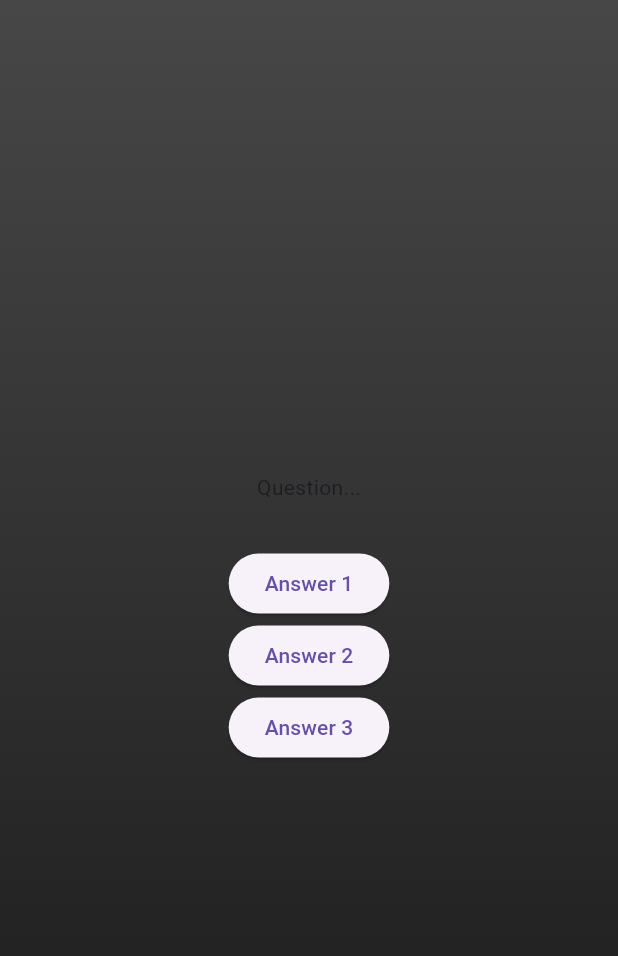
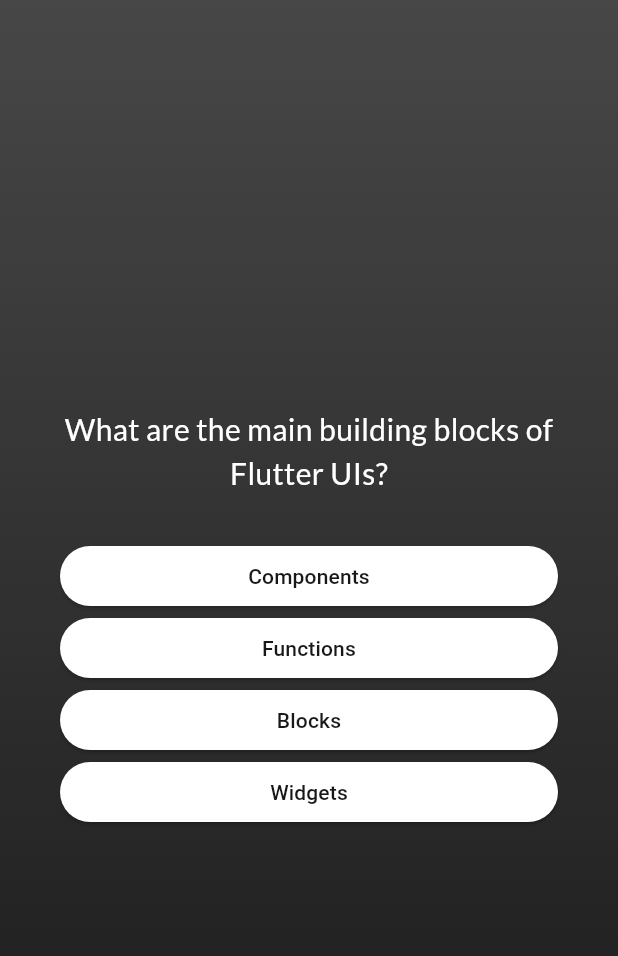
Before and after one commit to carlsantos-mkii/quiz-app, a Flutter app: the screen it shows after launch, after a tap on "Start Quiz", on a phone screen of 412 x 824 dp. Shown: the top 956 px of the screen. Run offline on Flutter 3.47's test engine with Material 3 defaults, Android fonts, the phone set to English and light mode, and no system bars; our stand-ins replace google_fonts.

Commit message:
updated the formatting, move to next question after answering the question, added Google Fonts package

```diff
--- /dev/null
+++ b/lib/answer_button.dart
@@ -0,0 +1,26 @@
+import 'package:flutter/material.dart';
+
+class AnswerButton extends StatelessWidget {
+	const AnswerButton(this.answerText, this.onTap, {super.key});
+
+	final String answerText;
+	final void Function() onTap;
+
+	@override
+	Widget build(context) {
+		return ElevatedButton(
+			onPressed: onTap,
+			style: ElevatedButton.styleFrom(
+				padding: const EdgeInsets.symmetric(vertical: 8, horizontal: 30),
+				backgroundColor: const Color.fromARGB(255, 255, 255, 255),
+				foregroundColor: const Color.fromARGB(255, 24, 24, 24),
+				shape: RoundedRectangleBorder(
+					borderRadius: BorderRadius.circular(50)
+				)
+			),
+			child: Text(
+        answerText,
+        textAlign: TextAlign.center,)
+		);
+  }
+}
--- a/lib/models/quiz_question.dart
+++ b/lib/models/quiz_question.dart
@@ -3,4 +3,10 @@ class QuizQuestion {
 
 	final String text;
 	final List<String> answers;
+
+	List<String> getShuffledAnswers() {
+		final shuffledAnswers = List.of(answers);
+		shuffledAnswers.shuffle();
+		return shuffledAnswers;
+	}
 }
--- a/lib/questions_screen.dart
+++ b/lib/questions_screen.dart
@@ -1,4 +1,7 @@
 import 'package:flutter/material.dart';
+import 'package:google_fonts/google_fonts.dart';
+import 'package:quiz_app/data/questions.dart';
+import 'package:quiz_app/answer_button.dart';
 
 class QuestionsScreen extends StatefulWidget {
 	const QuestionsScreen({super.key});
@@ -10,28 +13,40 @@ class QuestionsScreen extends StatefulWidget {
 }
 
 class _QuestionsScreen extends State<QuestionsScreen> {
+	var currentQuestionIndex = 0;
+
+	void answerQuestion() {
+		setState(() {
+			currentQuestionIndex++;
+		});
+	}
+
 	@override
 	Widget build(context) {
+		final currentQuestion = questions[currentQuestionIndex];
+
 		return SizedBox(
 			width: double.infinity,
-			child: Column(
-				mainAxisAlignment: MainAxisAlignment.center,
-				children: [
-				const Text('Question...'),
-				const SizedBox(height: 30),
-				ElevatedButton(
-					onPressed: () {},
-					child: const Text('Answer 1')
-				),
-				ElevatedButton(
-					onPressed: () {},
-					child: const Text('Answer 2')
-				),
-				ElevatedButton(
-					onPressed: () {},
-					child: const Text('Answer 3')
-				),
-			],),
+			child: Container(
+				padding: const EdgeInsets.all(40),
+				child: Column(
+					mainAxisAlignment: MainAxisAlignment.center,
+					crossAxisAlignment: CrossAxisAlignment.stretch,
+					children: [
+					Text(
+						currentQuestion.text,
+						style: GoogleFonts.lato(
+							fontSize: 20,
+							color: const Color.fromARGB(255, 255, 255, 255)
+						),
+						textAlign: TextAlign.center,
+					),
+					const SizedBox(height: 30),
+					...currentQuestion.getShuffledAnswers().map((answer) {
+						return AnswerButton(answer, answerQuestion);
+					}),
+				],),
+			),
 		);
 	}
 }
--- a/lib/start_screen.dart
+++ b/lib/start_screen.dart
@@ -1,4 +1,5 @@
 import 'package:flutter/material.dart';
+import 'package:google_fonts/google_fonts.dart';
 
 class StartScreen extends StatelessWidget {
 	const StartScreen(this.startQuiz, {super.key});
@@ -14,14 +15,15 @@ class StartScreen extends StatelessWidget {
 					Image.asset(
 						'assets/images/quiz-logo.png',
 						width: 300,
-						color: const Color.fromARGB(160, 255, 255, 255)
+						color: Color.fromARGB(200, 255, 255, 255)
 					),
 					const SizedBox(height: 40),
-					const Text(
+					Text(
 						'Learn Flutter the fun way!',
-						style: TextStyle(
+						style: GoogleFonts.lato(
 							fontSize: 24,
-							color: Color.fromARGB(255, 184, 184, 184)
+							fontWeight: FontWeight.w700,
+							color: Color.fromARGB(255, 255, 255, 255)
 						)
 					),
 					const SizedBox(height: 40),
--- a/pubspec.yaml
+++ b/pubspec.yaml
@@ -35,6 +35,7 @@ dependencies:
   # The following adds the Cupertino Icons font to your application.
   # Use with the CupertinoIcons class for iOS style icons.
   cupertino_icons: ^1.0.2
+  google_fonts: ^6.1.0
 
 dev_dependencies:
   flutter_test:
@@ -45,7 +46,7 @@ dev_dependencies:
   # activated in the `analysis_options.yaml` file located at the root of your
   # package. See that file for information about deactivating specific lint
   # rules and activating additional ones.
-  flutter_lints: ^2.0.0
+  flutter_lints: ^3.0.1
 
 # For information on the generic Dart part of this file, see the
 # following page: https://dart.dev/tools/pub/pubspec
```
Also changed, not shown: pubspec.lock, 7 other files.
